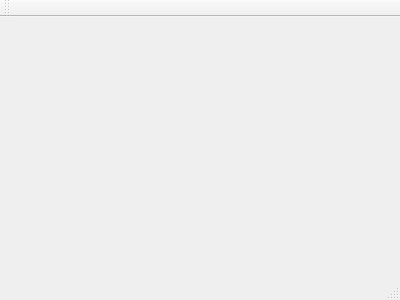
This is qt_helloworld/gui/mainwindow.ui in VladMatyunin/robot_engineer as Qt 5 draws it before an edit. The edited form follows.
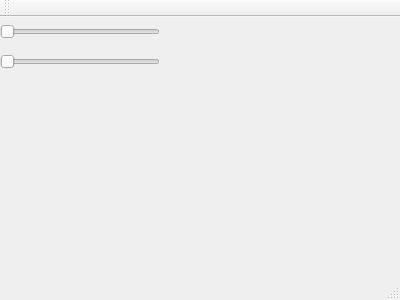
This is the edited form.

Patch:
```diff
--- a/qt_helloworld/gui/mainwindow.ui
+++ b/qt_helloworld/gui/mainwindow.ui
@@ -12,13 +12,55 @@
   <property name="windowTitle" >
    <string>MainWindow</string>
   </property>
-  <widget class="QMenuBar" name="menuBar" />
-  <widget class="QToolBar" name="mainToolBar" />
-  <widget class="QWidget" name="centralWidget" />
-  <widget class="QStatusBar" name="statusBar" />
+  <widget class="QWidget" name="centralWidget">
+   <widget class="QSlider" name="horizontalSlider">
+    <property name="geometry">
+     <rect>
+      <x>0</x>
+      <y>0</y>
+      <width>160</width>
+      <height>29</height>
+     </rect>
+    </property>
+    <property name="orientation">
+     <enum>Qt::Horizontal</enum>
+    </property>
+   </widget>
+   <widget class="QSlider" name="horizontalSlider_2">
+    <property name="geometry">
+     <rect>
+      <x>0</x>
+      <y>30</y>
+      <width>160</width>
+      <height>29</height>
+     </rect>
+    </property>
+    <property name="orientation">
+     <enum>Qt::Horizontal</enum>
+    </property>
+   </widget>
+  </widget>
+  <widget class="QMenuBar" name="menuBar">
+   <property name="geometry">
+    <rect>
+     <x>0</x>
+     <y>0</y>
+     <width>400</width>
+     <height>25</height>
+    </rect>
+   </property>
+  </widget>
+  <widget class="QToolBar" name="mainToolBar">
+   <attribute name="toolBarArea">
+    <enum>TopToolBarArea</enum>
+   </attribute>
+   <attribute name="toolBarBreak">
+    <bool>false</bool>
+   </attribute>
+  </widget>
+  <widget class="QStatusBar" name="statusBar"/>
  </widget>
- <layoutDefault spacing="6" margin="11" />
- <pixmapfunction></pixmapfunction>
+ <layoutdefault spacing="6" margin="11"/>
  <resources/>
  <connections/>
 </ui>
```
Left out of the diff: 7 changed lines with no effect on the pictures.
